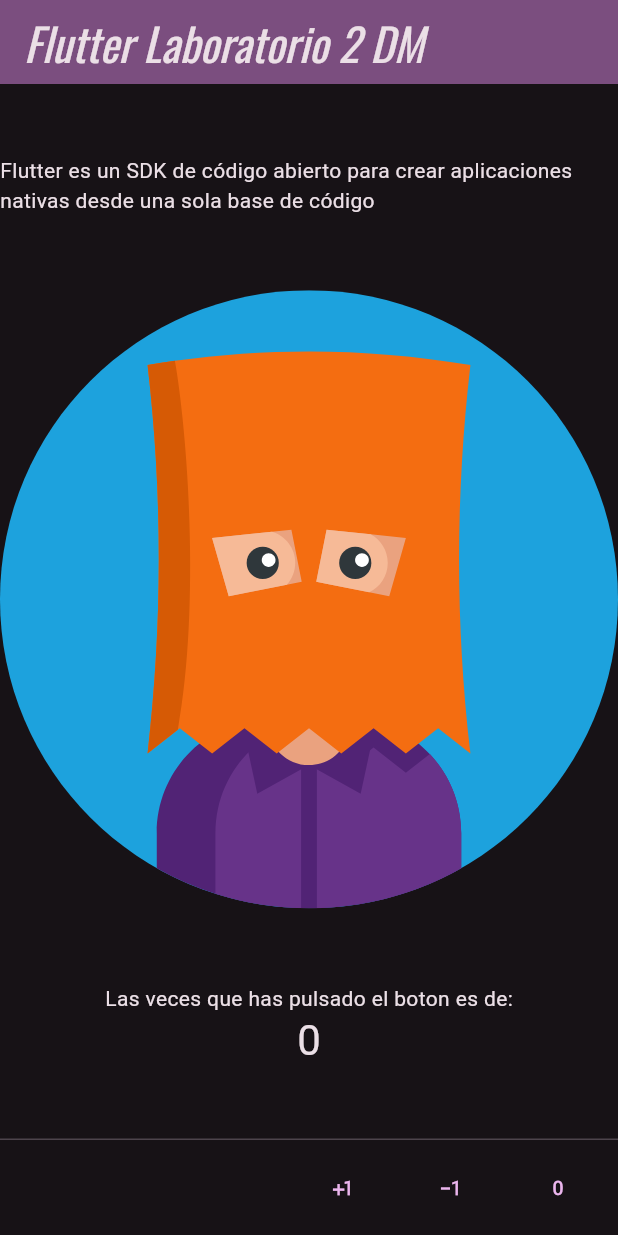
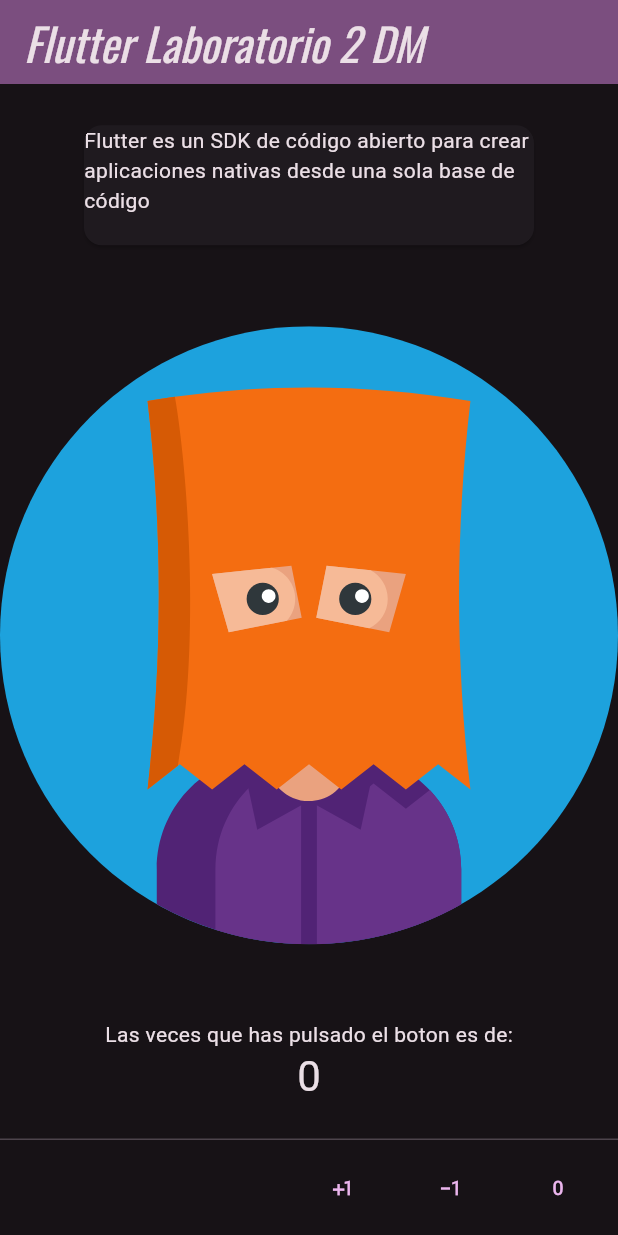
Before and after one commit to IchiroCTG/3479A321_2021479014, a Flutter app: the screen it shows after launch, on a phone screen of 412 x 824 dp. Run offline on Flutter 3.47's test engine with Material 3 defaults, Android fonts, the phone set to English and light mode, and no system bars; our stand-ins replace flutter_svg, google_fonts, logger.

Commit message:
Lab5_2b Tarjeta con Refactorizacion

```diff
--- a/lib/pages/myhomepage.dart
+++ b/lib/pages/myhomepage.dart
@@ -49,6 +49,18 @@ class _MyHomePageState extends State<MyHomePage> {
         TextButton(onPressed: _decrementCounter, child: Icon(Icons.exposure_minus_1)), //Boton de incrementar
         TextButton(onPressed: _resetCounter, child: Icon(Icons.exposure_zero)) //Boton de incrementar
       ];
+    var card = Card(
+      clipBehavior: Clip.hardEdge,
+      child: InkWell(splashColor: Colors.red,
+      onTap: () {
+        debugPrint('Card tapped');
+      },
+      child: const SizedBox(width: 300,
+            height: 80,child: Text('Flutter es un SDK de código abierto para crear aplicaciones nativas desde una sola base de código'
+            ),),
+
+      ),
+    );
     return Scaffold(
       appBar: AppBar(
 
@@ -62,9 +74,7 @@ class _MyHomePageState extends State<MyHomePage> {
 
           mainAxisAlignment: MainAxisAlignment.center,
           children: <Widget>[
-            const Text(
-              'Flutter es un SDK de código abierto para crear aplicaciones nativas desde una sola base de código'
-            ),
+            card,
             svgIcon,
             const Text('Las veces que has pulsado el boton es de:'),
             Text(
```
